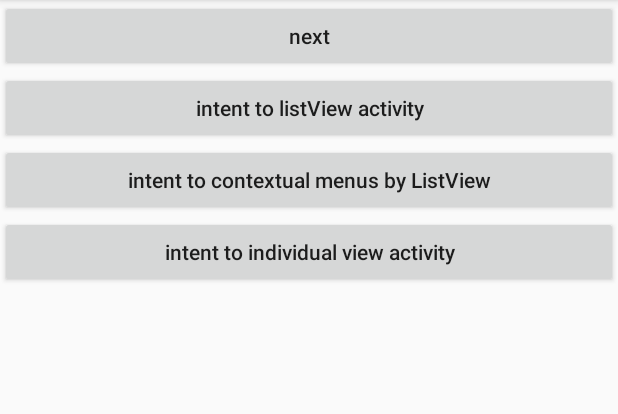
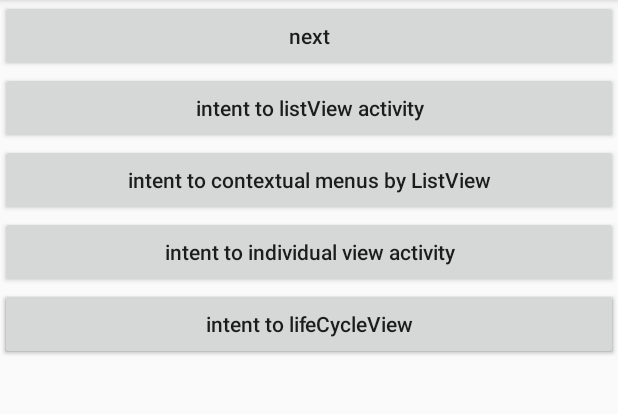
Before and after one commit to yann02/HelloKotlin, an Android app: the screen it shows after launch (MainActivity), on a phone screen of 412 x 824 dp, the part 84-498 px from its top. Run offline under Robolectric (Android 15) with nearby library versions, the phone set to English and light mode, and no system bars.

Commit message:
添加新功能练习

```diff
--- a/app/src/main/AndroidManifest.xml
+++ b/app/src/main/AndroidManifest.xml
@@ -9,7 +9,10 @@
         android:roundIcon="@mipmap/ic_launcher_round"
         android:supportsRtl="true"
         android:theme="@style/AppTheme">
-        <activity android:name=".listview.IndividualViewActivity"></activity>
+        <activity android:name=".menu.pop.PopMenusActivity"
+            android:theme="@style/Theme.AppCompat.Light.NoActionBar"/>
+        <activity android:name=".listview.IndividualViewActivity"
+            android:theme="@style/NextAppTheme"/>
         <activity android:name=".listview.ListViewOnContextualMenusActivity" />
         <activity android:name=".listview.RecycleviewActivity" />
         <activity android:name=".listview.ListViewActivity" />
--- a/app/src/main/java/com/example/hellokotlin/MainActivity.kt
+++ b/app/src/main/java/com/example/hellokotlin/MainActivity.kt
@@ -12,6 +12,7 @@ import android.widget.Button
 import com.example.hellokotlin.listview.IndividualViewActivity
 import com.example.hellokotlin.listview.ListViewActivity
 import com.example.hellokotlin.listview.ListViewOnContextualMenusActivity
+import com.example.hellokotlin.menu.pop.PopMenusActivity
 
 class MainActivity : AppCompatActivity() {
     private lateinit var next: Button
@@ -27,6 +28,13 @@ class MainActivity : AppCompatActivity() {
         initLv()
         initContextMenu()
         initIndividual()
+        initPop()
+    }
+
+    private fun initPop() {
+        findViewById<Button>(R.id.btn_pop).setOnClickListener{
+            startActivity(Intent(this,PopMenusActivity::class.java))
+        }
     }
 
     private fun initIndividual() {
--- a/app/src/main/java/com/example/hellokotlin/listview/ListViewOnContextualMenusActivity.kt
+++ b/app/src/main/java/com/example/hellokotlin/listview/ListViewOnContextualMenusActivity.kt
@@ -31,11 +31,11 @@ class ListViewOnContextualMenusActivity : AppCompatActivity() {
                 override fun onActionItemClicked(mode: ActionMode?, item: MenuItem?): Boolean {
                     return when (item?.itemId) {
                         R.id.it_android -> {
-                            Log.d(TAG, "用户点击了${item?.title}")
+                            Log.d(TAG, "用户点击了${item.title}")
                             true
                         }
                         R.id.it_ios -> {
-                            Log.d(TAG, "用户点击了${item?.title}")
+                            Log.d(TAG, "用户点击了${item.title}")
                             true
                         }
                         else -> {
--- a/app/src/main/res/layout/activity_main.xml
+++ b/app/src/main/res/layout/activity_main.xml
@@ -42,5 +42,24 @@
         android:text="@string/intent_to_individual_view_activity"
         android:textAllCaps="false"/>
 
+    <Button
+        android:layout_width="match_parent"
+        android:layout_height="wrap_content"
+        android:id="@+id/btn_pop"
+        app:layout_constraintLeft_toLeftOf="parent"
+        app:layout_constraintTop_toBottomOf="@+id/btn_individual"
+        android:textAllCaps="false"
+        android:text="@string/intent_to_pop_menu_activity"/>
+
+
+    <Button
+        android:layout_width="match_parent"
+        android:layout_height="wrap_content"
+        android:id="@+id/btn_lifeCycle"
+        app:layout_constraintLeft_toLeftOf="parent"
+        app:layout_constraintBottom_toBottomOf="@+id/btn_pop"
+        android:textAllCaps="false"
+        android:text="@string/intent_to_lifecycleview"/>
+
 
 </androidx.constraintlayout.widget.ConstraintLayout>
--- a/app/src/main/res/values/strings.xml
+++ b/app/src/main/res/values/strings.xml
@@ -13,4 +13,7 @@
     <string name="intent_to_contextual_menus_by_listview">intent to contextual menus by ListView</string>
     <string name="show_menus_of_contextual">Show menus of contextual</string>
     <string name="intent_to_individual_view_activity">intent to individual view activity</string>
+    <string name="intent_to_pop_menu_activity">Intent to PopMenuActivity</string>
+    <string name="show_menu">Show Menu</string>
+    <string name="intent_to_lifecycleview">intent to lifeCycleView</string>
 </resources>
--- a/app/src/main/res/values/styles.xml
+++ b/app/src/main/res/values/styles.xml
@@ -8,4 +8,6 @@
         <item name="colorAccent">@color/colorAccent</item>
     </style>
 
+    <style name="NextAppTheme" parent="Theme.AppCompat.DayNight"/>
+
 </resources>
```
Also changed, not shown: app/src/main/java/com/example/hellokotlin/listview/IndividualViewActivity.kt (+12 -10 lines), app/src/main/java/com/example/hellokotlin/menu/pop/PopMenusActivity.kt (added, +32 -0 lines), app/src/main/java/com/example/hellokotlin/standards/MyStandard.kt (added, +11 -0 lines), app/src/main/java/com/example/hellokotlin/utils/DateUtil.java (added, +36 -0 lines), app/src/main/res/layout/activity_pop_menus.xml (added, +18 -0 lines), 2 other files.
